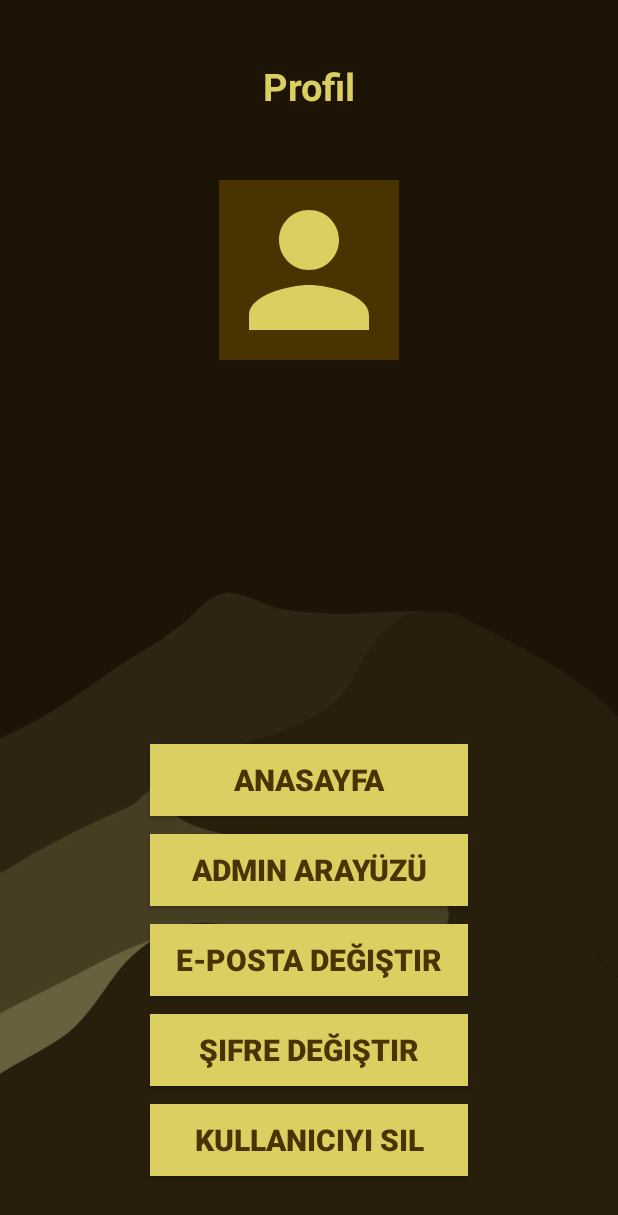
After one commit to tunahantarhan/SpinboxMusicApplication, an Android app: the AdProfileActivity screen opened directly, with no data from a screen before it, on a phone screen of 412 x 824 dp. The commit adds this screen. Shown: the top 1215 px of the screen. Run offline under Robolectric (Android 15) with nearby library versions, the phone set to English and light mode, and no system bars; our stand-ins replace Firebase (no records; nobody signed in at launch, a user with empty details on screens opened directly).

Commit message:
Feature commit

```diff
--- a/app/src/main/AndroidManifest.xml
+++ b/app/src/main/AndroidManifest.xml
@@ -28,12 +28,17 @@
             android:name=".MainActivity"
             android:exported="false" />
         <activity
+            android:name=".AdMainActivity"
+            android:exported="false" />
+        <activity
             android:name=".SignInActivity"
             android:exported="false" />
         <activity
             android:name=".SignUpActivity"
             android:exported="false" />
         <activity android:name=".ProfileActivity"
+            android:exported="false" />
+        <activity android:name=".AdProfileActivity"
             android:exported="false" />
         <activity android:name=".ChangeMailActivity"
             android:exported="false"
--- /dev/null
+++ b/app/src/main/java/com/example/spinboxmusicapplication/AdProfileActivity.kt
@@ -0,0 +1,88 @@
+package com.example.spinboxmusicapplication
+
+import android.content.Intent
+import android.os.Bundle
+import android.widget.TextView
+import android.widget.Toast
+import androidx.activity.enableEdgeToEdge
+import androidx.appcompat.app.AlertDialog
+import androidx.appcompat.app.AppCompatActivity
+import androidx.core.view.ViewCompat
+import androidx.core.view.WindowInsetsCompat
+import com.example.spinboxmusicapplication.databinding.ActivityAdProfileBinding
+import com.google.firebase.auth.FirebaseAuth
+import com.google.firebase.firestore.FirebaseFirestore
+
+class AdProfileActivity : AppCompatActivity() {
+
+    private lateinit var binding: ActivityAdProfileBinding
+    private lateinit var firebaseAuth: FirebaseAuth
+    private lateinit var firestore: FirebaseFirestore
+
+    override fun onCreate(savedInstanceState: Bundle?) {
+        super.onCreate(savedInstanceState)
+        enableEdgeToEdge()
+
+        binding = ActivityAdProfileBinding.inflate(layoutInflater)
+        setContentView(binding.root)
+
+        firebaseAuth = FirebaseAuth.getInstance()
+
+        val currentUser = firebaseAuth.currentUser
+        val currentUserEmail = currentUser?.email
+        val userEmailTextView = findViewById<TextView>(R.id.userEmailTextView)
+        userEmailTextView.text = "$currentUserEmail"
+
+        val buttonHomePage = binding.homepageButton
+        buttonHomePage.setOnClickListener(){
+            val intent = Intent(this, MainActivity::class.java)
+            startActivity(intent)
+        }
+
+        val buttonAdminMainActivity = binding.adminMainActivityButton
+        buttonAdminMainActivity.setOnClickListener(){
+            startActivity(Intent(this, AdMainActivity::class.java))
+        }
+
+        val buttonChangeMail = binding.changeMailButton
+        buttonChangeMail.setOnClickListener(){
+            val intent = Intent(this, ChangeMailActivity::class.java)
+            startActivity(intent)
+        }
+
+        val buttonChangePassword = binding.changePasswordButton
+        buttonChangePassword.setOnClickListener(){
+            val intent = Intent(this, ChangePasswordActivity::class.java)
+            startActivity(intent)
+        }
+
+        binding.deleteUserButton.setOnClickListener {
+            val alertBox = AlertDialog.Builder(this@AdProfileActivity)
+                .setMessage("Hesabınız silinecektir. Emin misiniz?")
+                .setCancelable(false)
+                .setPositiveButton("Evet") { dialog, _ ->
+                    currentUser?.delete()?.addOnCompleteListener { task ->
+                        if (task.isSuccessful) {
+                            Toast.makeText(this@AdProfileActivity, "Hesabınız silindi.", Toast.LENGTH_LONG).show()
+                            val intent = Intent(this@AdProfileActivity, SignInActivity::class.java)
+                            startActivity(intent)
+                            finish()
+                        } else {
+                            Toast.makeText(this@AdProfileActivity, "Hesabınız silinemedi.", Toast.LENGTH_SHORT).show()
+                        }
+                    }
+                    dialog.dismiss()
+                }
+                .setNegativeButton("Hayır") { dialog, _ ->
+                    dialog.cancel()
+                }
+            alertBox.create().show()
+        }
+
+        ViewCompat.setOnApplyWindowInsetsListener(findViewById(R.id.main)) { v, insets ->
+            val systemBars = insets.getInsets(WindowInsetsCompat.Type.systemBars())
+            v.setPadding(systemBars.left, systemBars.top, systemBars.right, systemBars.bottom)
+            insets
+        }
+    }
+}
--- a/app/src/main/java/com/example/spinboxmusicapplication/ChangeMailActivity.kt
+++ b/app/src/main/java/com/example/spinboxmusicapplication/ChangeMailActivity.kt
@@ -2,6 +2,7 @@ package com.example.spinboxmusicapplication
 
 import android.content.Intent
 import android.os.Bundle
+import android.view.View
 import android.widget.Toast
 import androidx.appcompat.app.AppCompatActivity
 import com.example.spinboxmusicapplication.databinding.ActivityChangeMailBinding
@@ -15,6 +16,8 @@ class ChangeMailActivity : AppCompatActivity() {
 
     override fun onCreate(savedInstanceState: Bundle?) {
         super.onCreate(savedInstanceState)
+        window.decorView.systemUiVisibility = View.SYSTEM_UI_FLAG_FULLSCREEN
+        actionBar?.hide()
 
         binding = ActivityChangeMailBinding.inflate(layoutInflater)
         setContentView(binding.root)
--- a/app/src/main/java/com/example/spinboxmusicapplication/ChangePasswordActivity.kt
+++ b/app/src/main/java/com/example/spinboxmusicapplication/ChangePasswordActivity.kt
@@ -2,6 +2,7 @@ package com.example.spinboxmusicapplication
 
 import android.content.Intent
 import android.os.Bundle
+import android.view.View
 import android.widget.Toast
 import androidx.appcompat.app.AppCompatActivity
 import com.example.spinboxmusicapplication.databinding.ActivityChangePasswordBinding
@@ -15,6 +16,8 @@ class ChangePasswordActivity : AppCompatActivity() {
 
     override fun onCreate(savedInstanceState: Bundle?) {
         super.onCreate(savedInstanceState)
+        window.decorView.systemUiVisibility = View.SYSTEM_UI_FLAG_FULLSCREEN
+        actionBar?.hide()
 
         binding = ActivityChangePasswordBinding.inflate(layoutInflater)
         setContentView(binding.root)
--- a/app/src/main/java/com/example/spinboxmusicapplication/SignUpActivity.kt
+++ b/app/src/main/java/com/example/spinboxmusicapplication/SignUpActivity.kt
@@ -2,6 +2,7 @@ package com.example.spinboxmusicapplication
 
 import android.content.Intent
 import android.os.Bundle
+import android.view.View
 import android.widget.Toast
 import androidx.appcompat.app.AppCompatActivity
 import com.example.spinboxmusicapplication.databinding.ActivitySignUpBinding
@@ -10,6 +11,7 @@ import com.google.firebase.auth.FirebaseAuth
 import com.google.firebase.firestore.FirebaseFirestore
 import com.google.firebase.firestore.firestore
 
+@Suppress("DEPRECATION")
 class SignUpActivity : AppCompatActivity(){
 
     private lateinit var binding: ActivitySignUpBinding
@@ -17,6 +19,8 @@ class SignUpActivity : AppCompatActivity(){
 
     override fun onCreate(savedInstanceState: Bundle?) {
         super.onCreate(savedInstanceState)
+        window.decorView.systemUiVisibility = View.SYSTEM_UI_FLAG_FULLSCREEN
+        actionBar?.hide()
 
         binding = ActivitySignUpBinding.inflate(layoutInflater)
         setContentView(binding.root)
--- a/app/src/main/java/com/example/spinboxmusicapplication/WelcomeScreenActivity.kt
+++ b/app/src/main/java/com/example/spinboxmusicapplication/WelcomeScreenActivity.kt
@@ -2,6 +2,7 @@ package com.example.spinboxmusicapplication
 
 import android.content.Intent
 import android.os.Bundle
+import android.view.View
 import android.widget.ImageView
 import androidx.activity.viewModels
 import androidx.appcompat.app.AppCompatActivity
@@ -9,6 +10,7 @@ import com.example.spinboxmusicapplication.databinding.ActivityWelcomeScreenBind
 import com.google.firebase.auth.FirebaseAuth
 import java.util.Calendar
 
+@Suppress("DEPRECATION")
 class WelcomeScreenActivity: AppCompatActivity(){
 
     private lateinit var binding: ActivityWelcomeScreenBinding
@@ -16,6 +18,8 @@ class WelcomeScreenActivity: AppCompatActivity(){
 
     override fun onCreate(savedInstanceState: Bundle?){
         super.onCreate(savedInstanceState)
+        window.decorView.systemUiVisibility = View.SYSTEM_UI_FLAG_FULLSCREEN
+        actionBar?.hide()
 
         binding = ActivityWelcomeScreenBinding.inflate(layoutInflater)
         setContentView(binding.root)
--- /dev/null
+++ b/app/src/main/res/layout/activity_ad_profile.xml
@@ -0,0 +1,144 @@
+<?xml version="1.0" encoding="utf-8"?>
+<androidx.constraintlayout.widget.ConstraintLayout xmlns:android="http://schemas.android.com/apk/res/android"
+    xmlns:app="http://schemas.android.com/apk/res-auto"
+    xmlns:tools="http://schemas.android.com/tools"
+    android:id="@+id/main"
+    android:layout_width="match_parent"
+    android:layout_height="match_parent"
+    android:background="@drawable/background_img"
+    tools:context=".AdProfileActivity">
+
+    <TextView
+        android:layout_width="wrap_content"
+        android:layout_height="wrap_content"
+        android:text="Profil"
+        android:textColor="@color/spinbox_yellow"
+        android:textSize="25dp"
+        android:textStyle="bold"
+        android:layout_marginTop="40dp"
+        app:layout_constraintEnd_toEndOf="parent"
+        app:layout_constraintTop_toTopOf="parent"
+        app:layout_constraintHorizontal_bias="0.5"
+        app:layout_constraintStart_toStartOf="parent"
+        tools:ignore="MissingConstraints"
+        tools:layout_editor_absoluteY="16dp" />
+
+    <ImageView
+        android:id="@+id/userImageView"
+        android:layout_width="120dp"
+        android:layout_height="120dp"
+        android:layout_marginTop="120dp"
+        android:background="@color/spinbox_brown"
+        app:layout_constraintEnd_toEndOf="parent"
+        app:layout_constraintHorizontal_bias="0.5"
+        app:layout_constraintStart_toStartOf="parent"
+        app:layout_constraintTop_toTopOf="parent"
+        app:srcCompat="@drawable/baseline_person_24"
+        tools:ignore="MissingConstraints" />
+
+    <TextView
+        android:id="@+id/userEmailTextView"
+        android:layout_width="wrap_content"
+        android:layout_height="wrap_content"
+        android:textColor="@color/spinbox_yellow"
+        android:textSize="20dp"
+        android:textStyle="bold"
+        android:layout_marginTop="250dp"
+        android:background="@color/spinbox_brown"
+        app:layout_constraintHorizontal_bias="0.5"
+        app:layout_constraintStart_toStartOf="parent"
+        app:layout_constraintEnd_toEndOf="parent"
+        app:layout_constraintTop_toTopOf="parent"
+        tools:ignore="MissingConstraints" />
+
+    <androidx.appcompat.widget.AppCompatButton
+        android:id="@+id/homepageButton"
+        android:layout_width="0dp"
+        android:layout_height="wrap_content"
+        android:layout_marginHorizontal="16dp"
+        android:layout_marginStart="100dp"
+        android:layout_marginEnd="100dp"
+        android:layout_marginBottom="280dp"
+        android:background="@color/spinbox_yellow"
+        android:text="Anasayfa"
+        android:textColor="@color/spinbox_brown"
+        android:textSize="20sp"
+        android:textStyle="bold"
+        app:layout_constraintBottom_toBottomOf="parent"
+        app:layout_constraintEnd_toEndOf="parent"
+        app:layout_constraintHorizontal_bias="0.0"
+        app:layout_constraintStart_toStartOf="parent" />
+
+    <androidx.appcompat.widget.AppCompatButton
+        android:id="@+id/adminMainActivityButton"
+        android:layout_width="0dp"
+        android:layout_height="wrap_content"
+        android:layout_marginHorizontal="16dp"
+        android:layout_marginStart="100dp"
+        android:layout_marginEnd="100dp"
+        android:layout_marginBottom="220dp"
+        android:background="@color/spinbox_yellow"
+        android:text="Admin arayüzü"
+        android:textColor="@color/spinbox_brown"
+        android:textSize="20sp"
+        android:textStyle="bold"
+        app:layout_constraintBottom_toBottomOf="parent"
+        app:layout_constraintEnd_toEndOf="parent"
+        app:layout_constraintHorizontal_bias="0.0"
+        app:layout_constraintStart_toStartOf="parent" />
+
+    <androidx.appcompat.widget.AppCompatButton
+        android:id="@+id/changeMailButton"
+        android:layout_width="0dp"
+        android:layout_height="wrap_content"
+        android:layout_marginHorizontal="16dp"
+        android:layout_marginStart="100dp"
+        android:layout_marginEnd="100dp"
+        android:layout_marginBottom="160dp"
+        android:background="@color/spinbox_yellow"
+        android:text="E-posta değiştir"
+        android:textColor="@color/spinbox_brown"
+        android:textSize="20sp"
+        android:textStyle="bold"
+        app:layout_constraintBottom_toBottomOf="parent"
+        app:layout_constraintEnd_toEndOf="parent"
+        app:layout_constraintHorizontal_bias="0.0"
+        app:layout_constraintStart_toStartOf="parent"
+        app:layout_constraintVertical_bias="0.804" />
+
+    <androidx.appcompat.widget.AppCompatButton
+        android:id="@+id/changePasswordButton"
+        android:layout_width="0dp"
+        android:layout_height="wrap_content"
+        android:layout_marginHorizontal="16dp"
+        android:layout_marginStart="100dp"
+        android:layout_marginEnd="100dp"
+        android:layout_marginBottom="100dp"
+        android:background="@color/spinbox_yellow"
+        android:text="Şifre değiştir"
+        android:textColor="@color/spinbox_brown"
+        android:textSize="20sp"
+        android:textStyle="bold"
+        app:layout_constraintBottom_toBottomOf="parent"
+        app:layout_constraintEnd_toEndOf="parent"
+        app:layout_constraintHorizontal_bias="0.0"
+        app:layout_constraintStart_toStartOf="parent" />
+
+    <androidx.appcompat.widget.AppCompatButton
+        android:id="@+id/deleteUserButton"
+        android:layout_width="0dp"
+        android:layout_height="wrap_content"
+        android:layout_marginHorizontal="16dp"
+        android:layout_marginStart="100dp"
+        android:layout_marginEnd="100dp"
+        android:layout_marginBottom="40dp"
+        android:background="@color/spinbox_yellow"
+        android:text="Kullanıcıyı Sil"
+        android:textColor="@color/spinbox_brown"
+        android:textSize="20sp"
+        android:textStyle="bold"
+        app:layout_constraintBottom_toBottomOf="parent"
+        app:layout_constraintEnd_toEndOf="parent"
+        app:layout_constraintHorizontal_bias="0.0"
+        app:layout_constraintStart_toStartOf="parent" />
+</androidx.constraintlayout.widget.ConstraintLayout>
--- a/app/src/main/res/layout/activity_sign_in.xml
+++ b/app/src/main/res/layout/activity_sign_in.xml
@@ -94,7 +94,8 @@
         android:layout_height="wrap_content"
         android:textColor="@color/spinbox_yellow"
         android:textSize="16sp"
-        android:text="Henüz kayıtlı değil misiniz? Kayıt Ol"
+        android:text="Henüz kayıtlı değil misiniz? Kayıt olun!"
+        android:textStyle="bold"
         app:layout_constraintBottom_toBottomOf="parent"
         app:layout_constraintEnd_toEndOf="parent"
         app:layout_constraintHorizontal_bias="0.5"
```
Also changed, not shown: app/src/main/java/com/example/spinboxmusicapplication/AdMainActivity.kt (added, +38 -0 lines), app/src/main/java/com/example/spinboxmusicapplication/MainActivity.kt (+32 -25 lines), app/src/main/java/com/example/spinboxmusicapplication/SignInActivity.kt (+40 -18 lines), app/src/main/res/layout/activity_ad_main.xml (added, +49 -0 lines), app/src/main/res/layout/activity_main.xml (+15 -2 lines).
